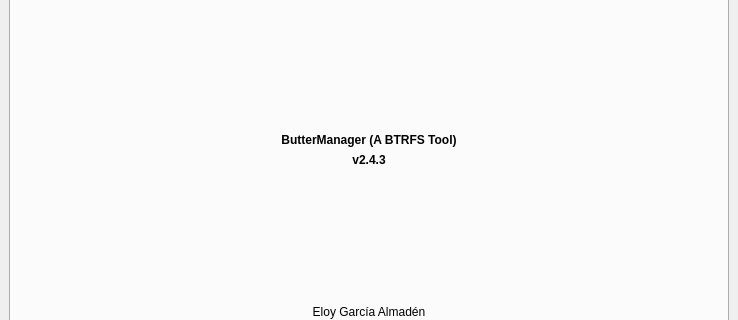
egara/buttermanager, file buttermanager/buttermanager/ui/MainWindow.ui: the form before one commit; both pictures show x 0 to 738 and y 194 to 514 of the 738 by 746 pixel window.
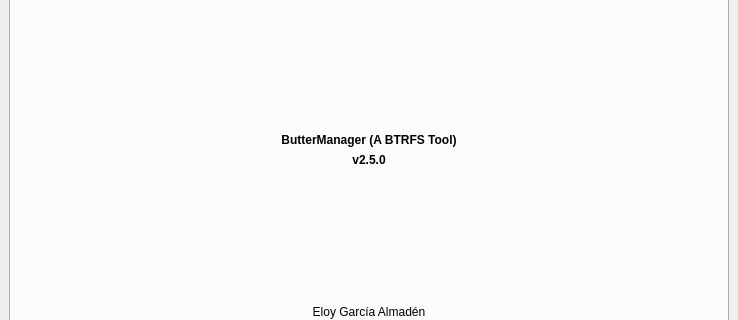
The form after the commit. The open tabs and pages were chosen to show the change.

Patch:
```diff
--- a/buttermanager/buttermanager/ui/MainWindow.ui
+++ b/buttermanager/buttermanager/ui/MainWindow.ui
@@ -1274,7 +1274,7 @@
              </font>
             </property>
             <property name="text">
-             <string>v2.4.3</string>
+             <string>v2.5.0</string>
             </property>
             <property name="alignment">
              <set>Qt::AlignCenter</set>
```
Left out of the diff: 2 changed lines with no effect on the pictures.
